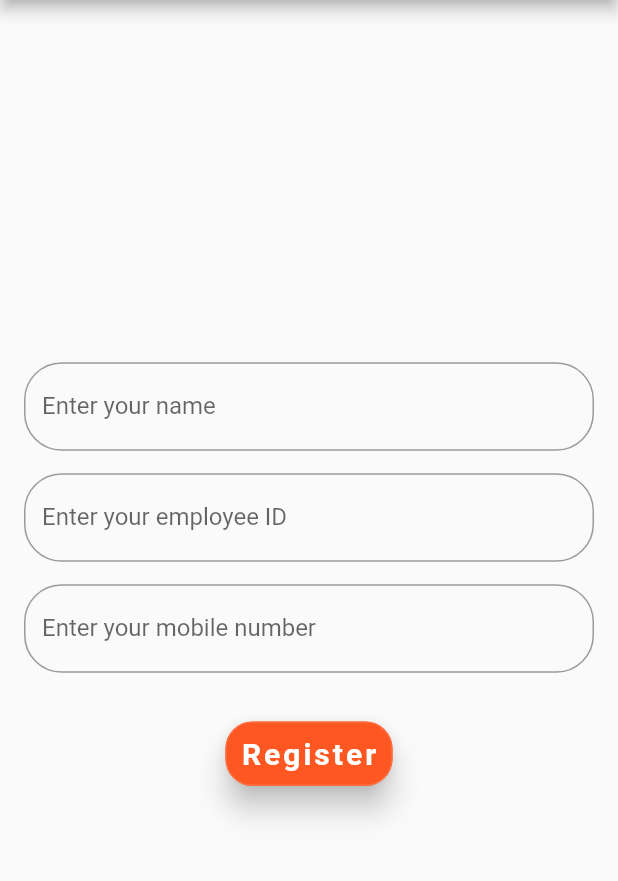
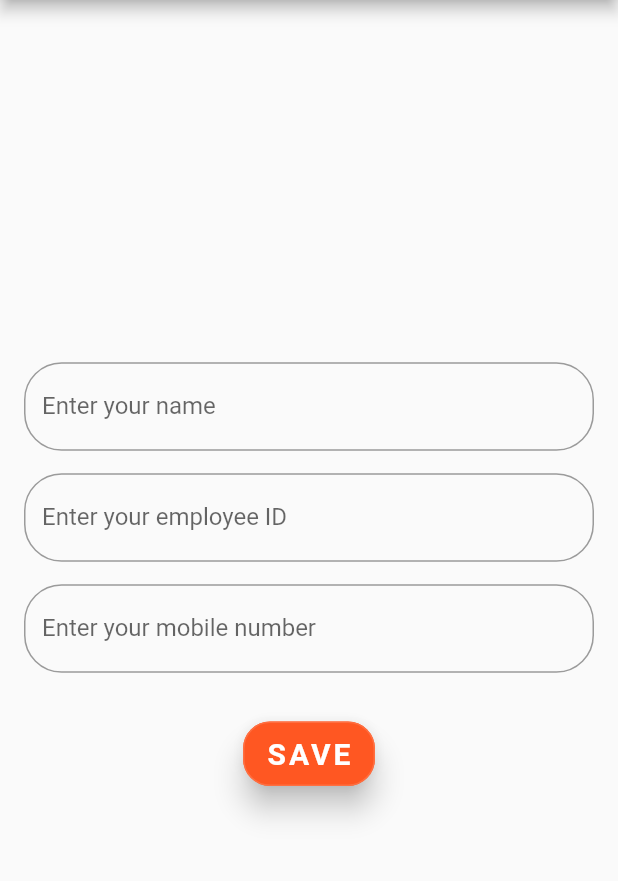
Before and after one commit to AugustineAykara/Flutter-Covid19-Log, a Flutter app: the screen it shows after launch, after a tap on the "account circle" icon, on a phone screen of 412 x 824 dp, the part 84-965 px from its top. Run offline on Flutter 3.47's test engine with Material 2 defaults, Android fonts, the phone set to English and light mode, and no system bars; our stand-ins replace shared_preferences.

Commit message:
upload via git

```diff
--- a/lib/employeeDetails.dart
+++ b/lib/employeeDetails.dart
@@ -44,6 +44,8 @@ class _EmployeeDetailsState extends State<EmployeeDetails> {
       empId = (preferences.getString('empId') ?? '');
       mobileNumber = (preferences.getInt('mobileNumber') ?? '');
       nameController.text = name;
+      empIDController.text = empId;
+      mobileNoController.text = mobileNumber.toString();
     });
   }
 
@@ -76,9 +78,9 @@ class _EmployeeDetailsState extends State<EmployeeDetails> {
             mainAxisAlignment: MainAxisAlignment.center,
             children: <Widget>[
               TextFormField(
-                initialValue: name,
                 controller: nameController,
                 decoration: InputDecoration(
+                  hintText: name,
                   labelText: 'Enter your name',
                   border: OutlineInputBorder(
                     borderRadius: BorderRadius.circular(25.0),
@@ -87,9 +89,9 @@ class _EmployeeDetailsState extends State<EmployeeDetails> {
               ),
               SizedBox(height: 15),
               TextFormField(
-                // initialValue: empId,
                 controller: empIDController,
                 decoration: InputDecoration(
+                  hintText: empId,
                   labelText: 'Enter your employee ID',
                   border: OutlineInputBorder(
                     borderRadius: BorderRadius.circular(25.0),
@@ -98,10 +100,10 @@ class _EmployeeDetailsState extends State<EmployeeDetails> {
               ),
               SizedBox(height: 15),
               TextFormField(
-                // initialValue: mobileNumber.toString(),
                 controller: mobileNoController,
                 keyboardType: TextInputType.number,
                 decoration: InputDecoration(
+                  hintText: mobileNumber.toString(),
                   labelText: 'Enter your mobile number',
                   border: OutlineInputBorder(
                     borderRadius: BorderRadius.circular(25.0),
@@ -114,7 +116,7 @@ class _EmployeeDetailsState extends State<EmployeeDetails> {
                 textColor: Colors.white,
                 color: Colors.deepOrange,
                 padding: EdgeInsets.all(10.0),
-                child: Text('Register',
+                child: Text('SAVE',
                     style: TextStyle(
                         fontSize: 20,
                         fontWeight: FontWeight.bold,
@@ -127,7 +129,7 @@ class _EmployeeDetailsState extends State<EmployeeDetails> {
                   Navigator.pushReplacement(
                     context,
                     MaterialPageRoute(
-                      builder: (_) => MyApp(),
+                      builder: (context) => MyApp(),
                     ),
                   );
                 },
--- a/lib/main.dart
+++ b/lib/main.dart
@@ -25,7 +25,6 @@ class MyHomePage extends StatefulWidget {
 }
 
 class _MyHomePageState extends State<MyHomePage> {
-
   String name = '';
   String empId = '';
   int mobileNumber;
@@ -37,7 +36,7 @@ class _MyHomePageState extends State<MyHomePage> {
     loadData();
   }
 
-  loadData() async{
+  loadData() async {
     SharedPreferences preferences = await SharedPreferences.getInstance();
     setState(() {
       print("inside loadDAta");
@@ -70,11 +69,12 @@ class _MyHomePageState extends State<MyHomePage> {
             iconSize: 32,
             color: Colors.deepOrange,
             onPressed: () {
-              Navigator.push(context,
+              Navigator.push(
+                context,
                 MaterialPageRoute(
                   builder: (context) => EmployeeDetails(),
-                  ),
-                );
+                ),
+              );
             },
           )
         ],
@@ -88,10 +88,8 @@ class _MyHomePageState extends State<MyHomePage> {
               child: Column(
                 crossAxisAlignment: CrossAxisAlignment.start,
                 children: <Widget>[
-                  helloTextStyle(
-                      "Welcome", 48.0, FontWeight.bold, Colors.black),
-                  helloTextStyle(name, 32.0, FontWeight.bold,
-                      Colors.grey[700]),
+                  helloTextStyle("Welcome", 48.0, FontWeight.bold, Colors.black),
+                  helloTextStyle(name, 32.0, FontWeight.bold, Colors.grey[700]),
                 ],
               ),
             ),
@@ -100,7 +98,7 @@ class _MyHomePageState extends State<MyHomePage> {
                 decoration: new BoxDecoration(
                   color: Colors.orange,
                   borderRadius: new BorderRadius.only(
-                    topLeft: const Radius.circular(400.0),
+                    topLeft: const Radius.circular(300.0),
                     topRight: const Radius.circular(40.0),
                   ),
                 ),
@@ -109,25 +107,11 @@ class _MyHomePageState extends State<MyHomePage> {
                   mainAxisAlignment: MainAxisAlignment.center,
                   crossAxisAlignment: CrossAxisAlignment.center,
                   children: <Widget>[
-                    employeeDetails("Emp_ID : 0154895"),
-                    SizedBox(height: 10),
-                    employeeDetails("Mob No : 8078057854"),
+                    employeeDetails("Emp_ID : " + empId),
+                    SizedBox(height: 8),
+                    employeeDetails("Mob No : " + mobileNumber.toString()),
                     SizedBox(height: 20),
-                    RaisedButton(
-                      elevation: 8,
-                      textColor: Colors.white,
-                      color: Colors.deepOrange,
-                      padding: EdgeInsets.all(10.0),
-                      child: Text('Enter Details',
-                          style: TextStyle(
-                              fontSize: 20, fontWeight: FontWeight.bold)),
-                      shape: RoundedRectangleBorder(
-                          borderRadius: new BorderRadius.circular(18.0),
-                          side: BorderSide(color: Colors.deepOrangeAccent)),
-                      onPressed: () {
-                        print("button pressed");
-                      },
-                    ),
+                    rowButton(),
                   ],
                 ),
               ),
@@ -153,9 +137,47 @@ class _MyHomePageState extends State<MyHomePage> {
     return Text(
       text,
       style: TextStyle(
-        fontSize: 22,
+        fontSize: 20,
         fontWeight: FontWeight.bold,
       ),
     );
   }
+
+  Widget rowButton() {
+    return Center(
+      child: Row(
+        mainAxisAlignment: MainAxisAlignment.spaceEvenly,
+        children: <Widget>[
+          RaisedButton(
+            elevation: 8,
+            textColor: Colors.white,
+            color: Colors.deepOrange,
+            padding: EdgeInsets.all(10.0),
+            child: Text('View Log',
+                style: TextStyle(fontSize: 20, fontWeight: FontWeight.bold)),
+            shape: RoundedRectangleBorder(
+                borderRadius: new BorderRadius.circular(18.0),
+                side: BorderSide(color: Colors.deepOrangeAccent)),
+            onPressed: () {
+              print("button pressed");
+            },
+          ),
+          RaisedButton(
+            elevation: 8,
+            textColor: Colors.white,
+            color: Colors.deepOrange,
+            padding: EdgeInsets.all(10.0),
+            child: Text('Enter Details',
+                style: TextStyle(fontSize: 20, fontWeight: FontWeight.bold)),
+            shape: RoundedRectangleBorder(
+                borderRadius: new BorderRadius.circular(18.0),
+                side: BorderSide(color: Colors.deepOrangeAccent)),
+            onPressed: () {
+              print("button pressed");
+            },
+          ),
+        ],
+      ),
+    );
+  }
 }
```
